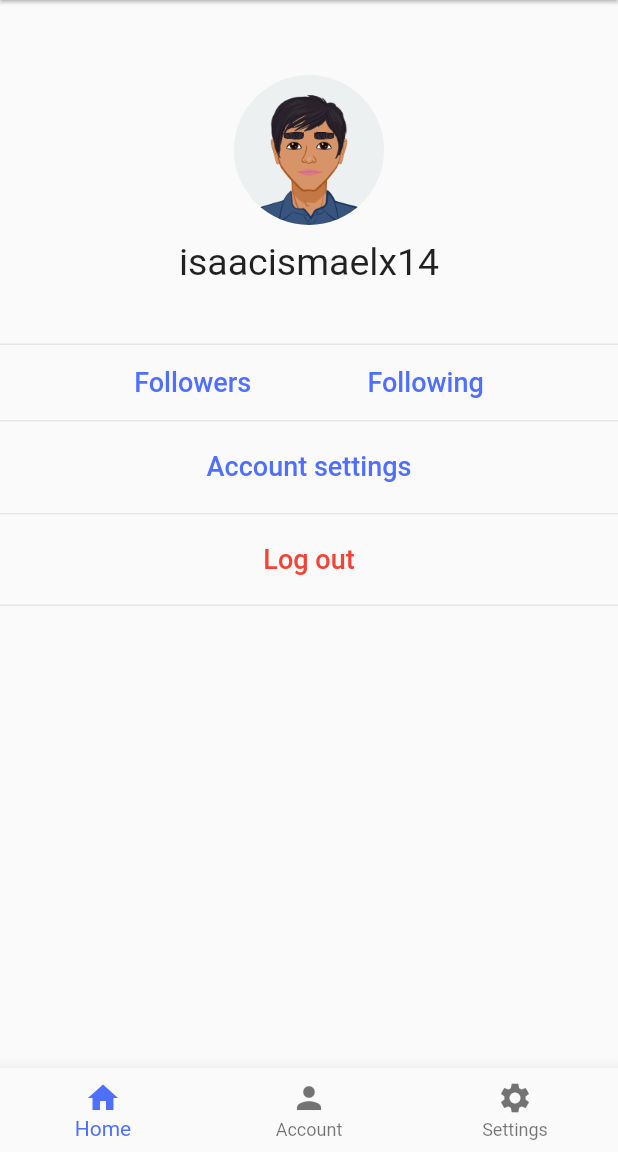
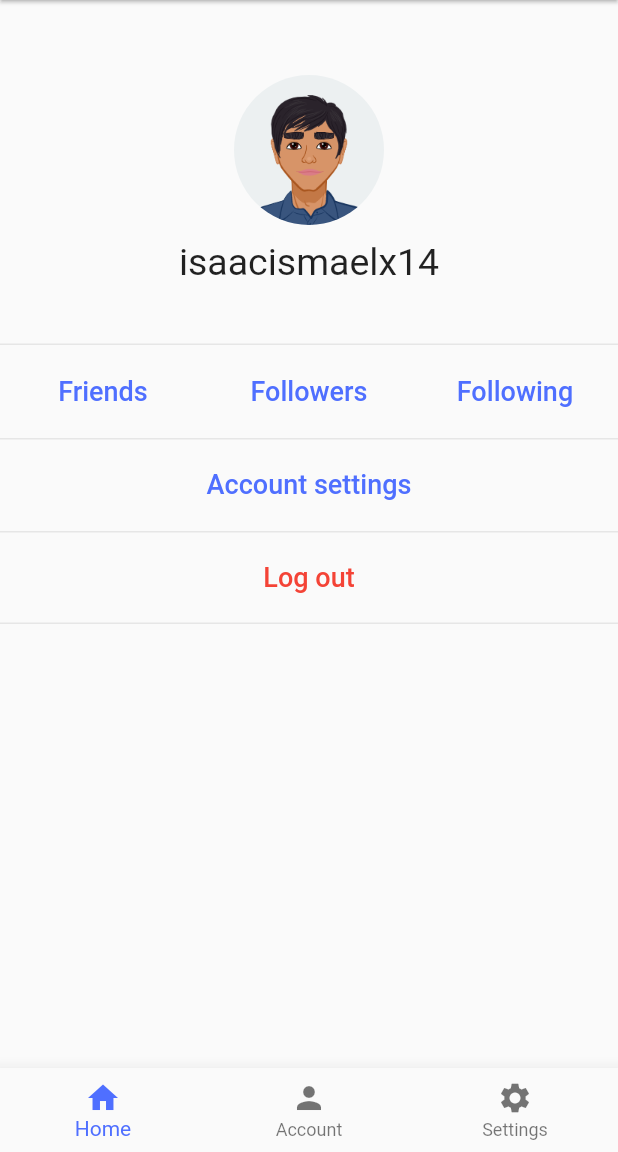
Before and after one commit to isaacismaelx14/myFirstFlutter_app, a Flutter app: the screen it shows after launch, swiped to page 2, on a phone screen of 412 x 824 dp, the part 84-1236 px from its top. Run offline on Flutter 3.47's test engine with Material 2 defaults, Android fonts, the phone set to English and light mode, and no system bars; our stand-ins replace audioplayers.

Commit message:
Row style

```diff
--- a/lib/screens/account_screen.dart
+++ b/lib/screens/account_screen.dart
@@ -87,7 +87,6 @@ class Configurations extends StatelessWidget {
         child: Column(
           children: [
             Container(
-              padding: const EdgeInsets.only(left: 20, right: 20),
               decoration: const BoxDecoration(
                 border: Border(
                   top: BorderSide(
@@ -99,6 +98,11 @@ class Configurations extends StatelessWidget {
               child: Row(
                 mainAxisAlignment: MainAxisAlignment.spaceEvenly,
                 children: const [
+                  ButtonsConfig(
+                    text: "Friends",
+                    fullWidth: false,
+                    hideTopBar: true,
+                  ),
                   ButtonsConfig(
                     text: "Followers",
                     fullWidth: false,
@@ -164,7 +168,9 @@ class ButtonsConfig extends StatelessWidget {
         children: [
           TextButton(
             style: fullWidth == false
-                ? null
+                ? TextButton.styleFrom(
+                    minimumSize:
+                        Size((MediaQuery.of(context).size.width) / 3, 60))
                 : TextButton.styleFrom(
                     minimumSize: Size(
                       (MediaQuery.of(context).size.width),
@@ -176,6 +182,7 @@ class ButtonsConfig extends StatelessWidget {
               style: TextStyle(
                 fontSize: 18,
                 color: textColor ?? primaryColor,
+                decorationColor: textColor ?? primaryColor,
               ),
             ),
             onPressed: () {
```
